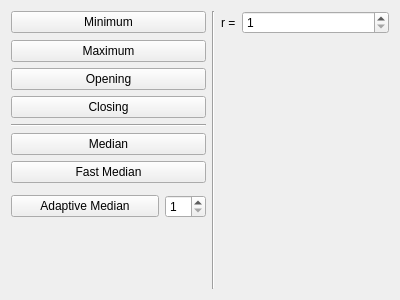
First picture: the form in staticfilter.ui, repository mt0982/QImageProcessing, before the edit.
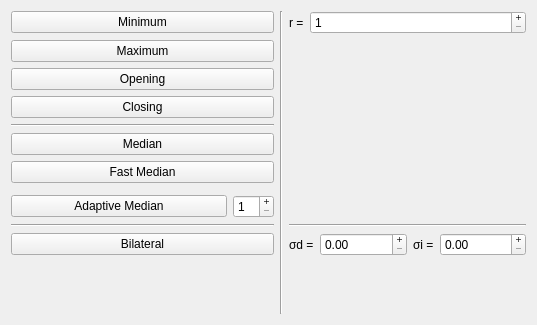
Second picture: the form after the edit.

```diff
--- a/staticfilter.ui
+++ b/staticfilter.ui
@@ -6,14 +6,21 @@
    <rect>
     <x>0</x>
     <y>0</y>
-    <width>400</width>
-    <height>300</height>
+    <width>537</width>
+    <height>325</height>
    </rect>
   </property>
   <property name="windowTitle">
    <string>Form</string>
   </property>
   <layout class="QGridLayout" name="gridLayout">
+   <item row="10" column="0" colspan="2">
+    <widget class="Line" name="line_3">
+     <property name="orientation">
+      <enum>Qt::Horizontal</enum>
+     </property>
+    </widget>
+   </item>
    <item row="9" column="1">
     <widget class="QSpinBox" name="sbRadiusMax">
      <property name="sizePolicy">
@@ -22,6 +29,12 @@
        <verstretch>0</verstretch>
       </sizepolicy>
      </property>
+     <property name="wrapping">
+      <bool>false</bool>
+     </property>
+     <property name="buttonSymbols">
+      <enum>QAbstractSpinBox::PlusMinus</enum>
+     </property>
      <property name="minimum">
       <number>1</number>
      </property>
@@ -58,14 +71,14 @@
      </property>
     </widget>
    </item>
-   <item row="1" column="2" rowspan="10">
+   <item row="1" column="2" rowspan="12">
     <widget class="Line" name="line_2">
      <property name="orientation">
       <enum>Qt::Vertical</enum>
      </property>
     </widget>
    </item>
-   <item row="10" column="1">
+   <item row="12" column="1">
     <spacer name="verticalSpacer">
      <property name="orientation">
       <enum>Qt::Vertical</enum>
@@ -87,6 +100,9 @@
    </item>
    <item row="1" column="4">
     <widget class="QSpinBox" name="sbRadius">
+     <property name="buttonSymbols">
+      <enum>QAbstractSpinBox::PlusMinus</enum>
+     </property>
      <property name="minimum">
       <number>1</number>
      </property>
@@ -129,6 +145,76 @@
      </property>
     </widget>
    </item>
+   <item row="11" column="0" colspan="2">
+    <widget class="QPushButton" name="pushButton">
+     <property name="text">
+      <string>Bilateral</string>
+     </property>
+    </widget>
+   </item>
+   <item row="10" column="3" colspan="2">
+    <widget class="Line" name="line_4">
+     <property name="orientation">
+      <enum>Qt::Horizontal</enum>
+     </property>
+    </widget>
+   </item>
+   <item row="11" column="3" colspan="2">
+    <layout class="QHBoxLayout" name="horizontalLayout">
+     <item>
+      <widget class="QLabel" name="label_2">
+       <property name="sizePolicy">
+        <sizepolicy hsizetype="Maximum" vsizetype="Preferred">
+         <horstretch>0</horstretch>
+         <verstretch>0</verstretch>
+        </sizepolicy>
+       </property>
+       <property name="text">
+        <string>σd =</string>
+       </property>
+      </widget>
+     </item>
+     <item>
+      <widget class="QDoubleSpinBox" name="sbDistance">
+       <property name="buttonSymbols">
+        <enum>QAbstractSpinBox::PlusMinus</enum>
+       </property>
+       <property name="maximum">
+        <double>100.000000000000000</double>
+       </property>
+       <property name="singleStep">
+        <double>0.100000000000000</double>
+       </property>
+      </widget>
+     </item>
+     <item>
+      <widget class="QLabel" name="label_3">
+       <property name="sizePolicy">
+        <sizepolicy hsizetype="Maximum" vsizetype="Preferred">
+         <horstretch>0</horstretch>
+         <verstretch>0</verstretch>
+        </sizepolicy>
+       </property>
+       <property name="text">
+        <string>σi =</string>
+       </property>
+      </widget>
+     </item>
+     <item>
+      <widget class="QDoubleSpinBox" name="sbIntensity">
+       <property name="buttonSymbols">
+        <enum>QAbstractSpinBox::PlusMinus</enum>
+       </property>
+       <property name="maximum">
+        <double>100.000000000000000</double>
+       </property>
+       <property name="singleStep">
+        <double>0.100000000000000</double>
+       </property>
+      </widget>
+     </item>
+    </layout>
+   </item>
   </layout>
  </widget>
  <resources/>
```
